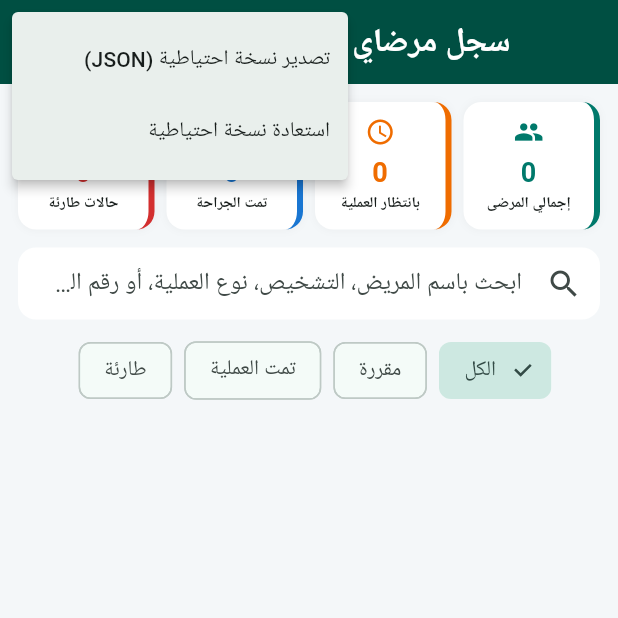
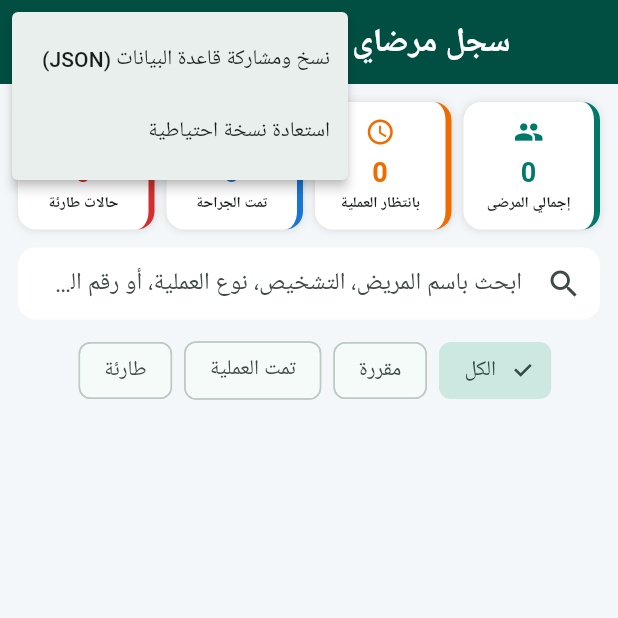
Before and after one commit to evojan34/Surgeon5, a Flutter app: the screen it shows after launch, after a tap on the "import export" icon, on a phone screen of 412 x 824 dp, the top half of it. Run offline on Flutter 3.47's test engine with Material 3 defaults, Android fonts, the phone set to English and light mode, and no system bars; our stand-ins replace image_picker, pdf, printing, sqflite; accounts and stored records are empty.

Commit message:
Update main.dart

```diff
--- a/lib/main.dart
+++ b/lib/main.dart
@@ -1,5 +1,6 @@
 import 'dart:convert';
 import 'dart:io';
+import 'dart:typed_data';
 import 'package:flutter/material.dart';
 import 'package:flutter/services.dart';
 import 'package:sqflite/sqflite.dart';
@@ -9,7 +10,6 @@ import 'package:image_picker/image_picker.dart';
 import 'package:pdf/pdf.dart';
 import 'package:pdf/widgets.dart' as pw;
 import 'package:printing/printing.dart';
-import 'package:share_plus/share_plus.dart';
 
 void main() async {
   WidgetsFlutterBinding.ensureInitialized();
@@ -34,10 +34,6 @@ class SurgicalRegistryApp extends StatelessWidget {
           centerTitle: true,
           elevation: 2,
         ),
-        cardTheme: CardTheme(
-          elevation: 1.5,
-          shape: RoundedRectangleBorder(borderRadius: BorderRadius.circular(14)),
-        ),
       ),
       builder: (context, child) {
         return Directionality(
@@ -81,15 +77,15 @@ class PatientRecord {
 
   // العملية المقررة
   final String plannedOperation;
-  final String operationUrgency; // مجدولة (باردة) | طارئة
-  final String asaScore; // ASA I, II, III, IV, V
-  final String anesthesiaType; // عام | نصفي | موضعي
+  final String operationUrgency;
+  final String asaScore;
+  final String anesthesiaType;
   final String operationDate;
-  final String operationStatus; // مقررة | تمت العملية | مؤجلة
+  final String operationStatus;
   final String operativeNotes;
 
   // النتيجة النهائية والمتابعة
-  final String finalOutcome; // قيد المتابعة | شفاء تام | تحسن | مضاعفات | وفاة
+  final String finalOutcome;
   final String clavienDindoGrade;
   final String dischargeTreatment;
   final String followUpDate;
@@ -303,7 +299,6 @@ class DatabaseHelper {
     return await db.delete('patients', where: 'id = ?', whereArgs: [id]);
   }
 
-  // حفظ الصورة في مجلد دائم داخل التطبيق
   static Future<String?> pickAndSaveMedicalImage(ImageSource source, String categoryPrefix) async {
     final picker = ImagePicker();
     final XFile? pickedFile = await picker.pickImage(source: source, imageQuality: 85);
@@ -373,10 +368,9 @@ class _DashboardScreenState extends State<DashboardScreen> {
   Future<void> _exportBackupJson() async {
     final list = _allPatients.map((e) => e.toMap()).toList();
     final jsonString = const JsonEncoder.withIndent('  ').convert(list);
-    final dir = await getTemporaryDirectory();
-    final file = File(p.join(dir.path, 'surgical_patients_backup.json'));
-    await file.writeAsString(jsonString);
-    await Share.shareXFiles([XFile(file.path)], text: 'نسخة احتياطية لقاعدة بيانات المرضى والعمليات');
+    await Clipboard.setData(ClipboardData(text: jsonString));
+    final bytes = Uint8List.fromList(utf8.encode(jsonString));
+    await Printing.sharePdf(bytes: bytes, filename: 'surgical_patients_backup.json');
   }
 
   void _showImportDialog() {
@@ -442,7 +436,7 @@ class _DashboardScreenState extends State<DashboardScreen> {
               if (val == 'import') _showImportDialog();
             },
             itemBuilder: (ctx) => [
-              const PopupMenuItem(value: 'export', child: Text('تصدير نسخة احتياطية (JSON)')),
+              const PopupMenuItem(value: 'export', child: Text('نسخ ومشاركة قاعدة البيانات (JSON)')),
               const PopupMenuItem(value: 'import', child: Text('استعادة نسخة احتياطية')),
             ],
           ),
@@ -450,7 +444,6 @@ class _DashboardScreenState extends State<DashboardScreen> {
       ),
       body: Column(
         children: [
-          // شريط الإحصائيات السريعة
           Container(
             padding: const EdgeInsets.fromLTRB(12, 12, 12, 6),
             child: Row(
@@ -465,8 +458,6 @@ class _DashboardScreenState extends State<DashboardScreen> {
               ],
             ),
           ),
-
-          // شريط البحث والفلترة
           Padding(
             padding: const EdgeInsets.symmetric(horizontal: 12, vertical: 6),
             child: TextField(
@@ -489,7 +480,6 @@ class _DashboardScreenState extends State<DashboardScreen> {
               },
             ),
           ),
-
           SingleChildScrollView(
             scrollDirection: Axis.horizontal,
             padding: const EdgeInsets.symmetric(horizontal: 12, vertical: 4),
@@ -512,8 +502,6 @@ class _DashboardScreenState extends State<DashboardScreen> {
               }).toList(),
             ),
           ),
-
-          // قائمة المرضى
           Expanded(
             child: _isLoading
                 ? const Center(child: CircularProgressIndicator())
@@ -543,6 +531,7 @@ class _DashboardScreenState extends State<DashboardScreen> {
 
                           return Card(
                             margin: const EdgeInsets.only(bottom: 10),
+                            shape: RoundedRectangleBorder(borderRadius: BorderRadius.circular(14)),
                             child: InkWell(
                               borderRadius: BorderRadius.circular(14),
                               onTap: () async {
@@ -647,7 +636,7 @@ class _DashboardScreenState extends State<DashboardScreen> {
           color: Colors.white,
           borderRadius: BorderRadius.circular(12),
           border: Border(right: BorderSide(color: color, width: 4)),
-          boxShadow: [BoxShadow(color: Colors.black.withOpacity(0.04), blurRadius: 4)],
+          boxShadow: const [BoxShadow(color: Colors.black12, blurRadius: 4)],
         ),
         child: Column(
           children: [
@@ -914,7 +903,6 @@ class _PatientFormScreenState extends State<PatientFormScreen> {
                 ),
               ],
             ),
-
             _buildSectionCard(
               title: '2. التاريخ المرضي والدوائي',
               icon: Icons.history_edu,
@@ -925,7 +913,6 @@ class _PatientFormScreenState extends State<PatientFormScreen> {
                 _buildDropdown('حالة التدخين', _smokingStatus, ['غير مدخن', 'مدخن حالي', 'مدخن سابق'], (v) => setState(() => _smokingStatus = v!)),
               ],
             ),
-
             _buildSectionCard(
               title: '3. الجراحات السابقة',
               icon: Icons.healing,
@@ -934,7 +921,6 @@ class _PatientFormScreenState extends State<PatientFormScreen> {
                 _buildTextField(_pastCompCtrl, 'مضاعفات جراحية أو تخديرية سابقة (إن وجدت)'),
               ],
             ),
-
             _buildSectionCard(
               title: '4. مما يعاني حالياً والتشخيص السريري',
               icon: Icons.medical_information,
@@ -945,7 +931,6 @@ class _PatientFormScreenState extends State<PatientFormScreen> {
                 _buildTextField(_diagnosisCtrl, 'التشخيص الطبي النهائي (Diagnosis) *', required: true),
               ],
             ),
-
             _buildSectionCard(
               title: '5. تفاصيل العملية الجراحية المقررة',
               icon: Icons.local_hospital,
@@ -997,7 +982,6 @@ class _PatientFormScreenState extends State<PatientFormScreen> {
                 _buildTextField(_opNotesCtrl, 'ملاحظات الجراح وتفاصيل ما أثناء العملية (Operative Notes)', maxLines: 3),
               ],
             ),
-
             _buildSectionCard(
               title: '6. المرفقات الصورية (أشعة، تحاليل، وصور الجرح)',
               icon: Icons.camera_enhance,
@@ -1009,7 +993,6 @@ class _PatientFormScreenState extends State<PatientFormScreen> {
                 _buildMediaPickerSection('صور الجرح والعملية (قبل/بعد)', _woundImages, 'wound'),
               ],
             ),
-
             _buildSectionCard(
               title: '7. النتيجة النهائية وخطة الخروج',
               icon: Icons.fact_check,
@@ -1030,7 +1013,6 @@ class _PatientFormScreenState extends State<PatientFormScreen> {
                 _buildTextField(_followUpCtrl, 'موعد المراجعة القادم ورفع الخيوط'),
               ],
             ),
-
             const SizedBox(height: 16),
             SizedBox(
               height: 52,
@@ -1118,6 +1100,7 @@ class _PatientFormScreenState extends State<PatientFormScreen> {
   Widget _buildSectionCard({required String title, required IconData icon, required List<Widget> children}) {
     return Card(
       margin: const EdgeInsets.only(bottom: 14),
+      shape: RoundedRectangleBorder(borderRadius: BorderRadius.circular(14)),
       child: Padding(
         padding: const EdgeInsets.all(14),
         child: Column(
@@ -1396,9 +1379,9 @@ class _PatientDetailsScreenState extends State<PatientDetailsScreen> {
       body: ListView(
         padding: const EdgeInsets.all(12),
         children: [
-          // البطاقة التعريفية العلوية
           Card(
             color: const Color(0xFF004D40),
+            shape: RoundedRectangleBorder(borderRadius: BorderRadius.circular(14)),
             child: Padding(
               padding: const EdgeInsets.all(16),
               child: Column(
@@ -1433,19 +1416,15 @@ class _PatientDetailsScreenState extends State<PatientDetailsScreen> {
               ),
             ),
           ),
-
-          // قسم الصور الطبية التفاعلي (أشعة - تحاليل - جرح)
-          _buildGalleryCard('صور الأشعة والمفراس والرنين (Radiology)', p.radiologyImages, 'xray', Icons.EdgesensorHigh),
+          _buildGalleryCard('صور الأشعة والمفراس والرنين (Radiology)', p.radiologyImages, 'xray', Icons.scanner),
           _buildGalleryCard('صور التحاليل المختبرية (Lab Results)', p.labImages, 'lab', Icons.biotech),
           _buildGalleryCard('صور الجرح والعملية (Wound & Post-Op)', p.woundImages, 'wound', Icons.healing),
-
           _buildDetailsCard('الشكوى الحالية والتشخيص', [
             _item('مما يعاني حالياً (الشكوى):', p.chiefComplaint),
             _item('الفحص السريري:', p.clinicalExam),
             _item('ملاحظات التحاليل والأشعة:', p.labRadiologyNotes),
             _item('التشخيص النهائي:', p.diagnosis),
           ]),
-
           _buildDetailsCard('العملية الجراحية المقررة', [
             _item('اسم ونوع العملية:', p.plannedOperation),
             _item('التصنيف والحالة:', '${p.operationUrgency} | الحالة: ${p.operationStatus}'),
@@ -1453,7 +1432,6 @@ class _PatientDetailsScreenState extends State<PatientDetailsScreen> {
             _item('تاريخ العملية:', p.operationDate),
             _item('ملاحظات العملية (Operative Notes):', p.operativeNotes),
           ]),
-
           _buildDetailsCard('التاريخ المرضي والجراحي السابق', [
             _item('الأمراض المزمنة:', p.chronicDiseases),
             _item('الحساسية الدوائية:', p.allergies),
@@ -1462,7 +1440,6 @@ class _PatientDetailsScreenState extends State<PatientDetailsScreen> {
             _item('العمليات الجراحية السابقة:', p.pastSurgeries),
             _item('مضاعفات سابقة:', p.pastComplications),
           ]),
-
           _buildDetailsCard('النتيجة النهائية والمتابعة', [
             _item('النتيجة النهائية:', p.finalOutcome),
             _item('تصنيف المضاعفات (Clavien-Dindo):', p.clavienDindoGrade),
@@ -1477,6 +1454,7 @@ class _PatientDetailsScreenState extends State<PatientDetailsScreen> {
   Widget _buildGalleryCard(String title, List<String> paths, String categoryKey, IconData icon) {
     return Card(
       margin: const EdgeInsets.only(top: 10),
+      shape: RoundedRectangleBorder(borderRadius: BorderRadius.circular(14)),
       child: Padding(
         padding: const EdgeInsets.all(12),
         child: Column(
@@ -1485,12 +1463,14 @@ class _PatientDetailsScreenState extends State<PatientDetailsScreen> {
             Row(
               mainAxisAlignment: MainAxisAlignment.spaceBetween,
               children: [
-                Row(
-                  children: [
-                    Icon(icon, color: Colors.teal.shade800, size: 20),
-                    const SizedBox(width: 8),
-                    Text(title, style: const TextStyle(fontWeight: FontWeight.bold, fontSize: 15)),
-                  ],
+                Expanded(
+                  child: Row(
+                    children: [
+                      Icon(icon, color: Colors.teal.shade800, size: 20),
+                      const SizedBox(width: 8),
+                      Expanded(child: Text(title, style: const TextStyle(fontWeight: FontWeight.bold, fontSize: 14))),
+                    ],
+                  ),
                 ),
                 TextButton.icon(
                   onPressed: () => _quickAddImage(categoryKey),
@@ -1541,6 +1521,7 @@ class _PatientDetailsScreenState extends State<PatientDetailsScreen> {
   Widget _buildDetailsCard(String sectionTitle, List<Widget> items) {
     return Card(
       margin: const EdgeInsets.only(top: 10),
+      shape: RoundedRectangleBorder(borderRadius: BorderRadius.circular(14)),
       child: Padding(
         padding: const EdgeInsets.all(14),
         child: Column(
```
